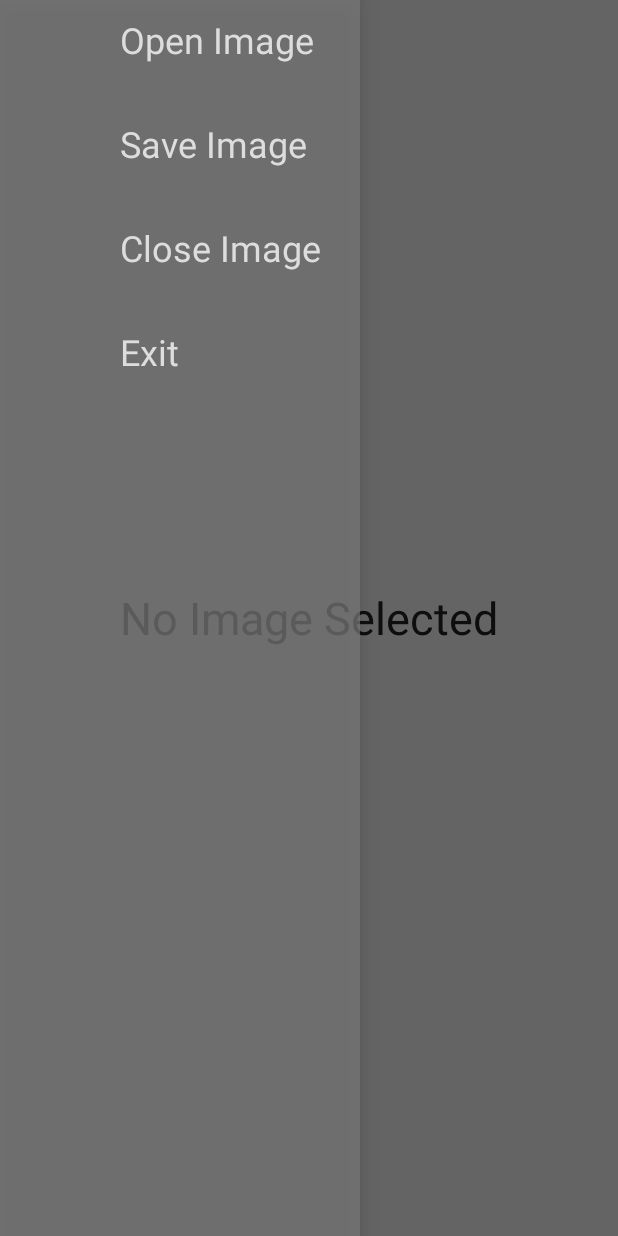
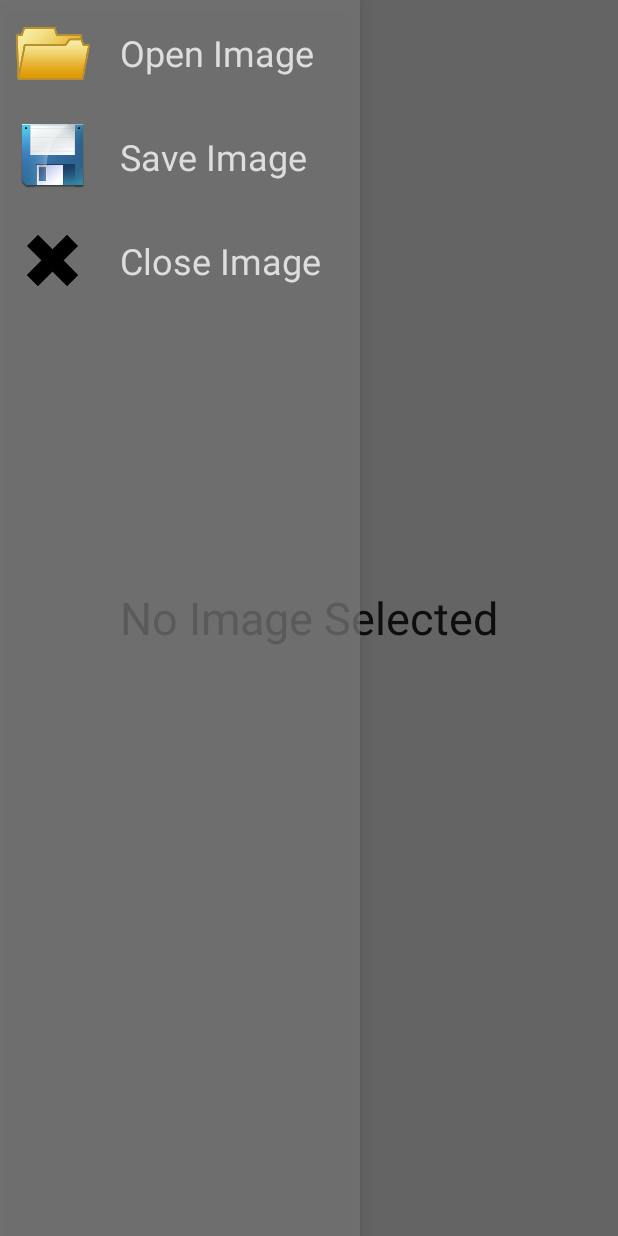
Before and after one commit to m-socha/ImageFiltersAndroid, an Android app: the screen it shows after launch (MediaEffectActivity), on a phone screen of 412 x 824 dp. Run offline under Robolectric (Android 15) with nearby library versions, the phone set to English and light mode, and no system bars.

Commit message:
Icons added

```diff
--- a/app/src/main/java/com/example/michael/imageblurrer/Activities/MediaEffectActivity.java
+++ b/app/src/main/java/com/example/michael/imageblurrer/Activities/MediaEffectActivity.java
@@ -107,10 +107,9 @@ public class MediaEffectActivity extends Activity implements View.OnTouchListene
 		this.navDrawerLayout = (DrawerLayout) findViewById(R.id.nav_drawer_layout);
 		final ListView navDrawerListView = (ListView) findViewById(R.id.nav_drawer_list);
 		final ArrayList<NavDrawerItem> navDrawerItems = new ArrayList<>(Arrays.asList(
-				new NavDrawerItem(R.string.open_image, 0),
-				new NavDrawerItem(R.string.save_image, 0),
-				new NavDrawerItem(R.string.close_image, 0),
-				new NavDrawerItem(R.string.exit_program, 0)
+				new NavDrawerItem(R.string.open_image, R.drawable.open_icon),
+				new NavDrawerItem(R.string.save_image, R.drawable.save_icon),
+				new NavDrawerItem(R.string.close_image, R.drawable.close_icon)
 		));
 		final NavDrawerListAdapter navDrawerListAdapter = new NavDrawerListAdapter(this, navDrawerItems);
 		navDrawerListView.setAdapter(navDrawerListAdapter);
@@ -123,6 +122,7 @@ public class MediaEffectActivity extends Activity implements View.OnTouchListene
 						final Intent intent = new Intent(Intent.ACTION_PICK, android.provider.MediaStore.Images.Media.EXTERNAL_CONTENT_URI);
 						startActivityForResult(intent, LOAD_IMAGE_RESULT);
 						break;
+
 					case R.string.save_image:
 						if(mainImageView.getDrawable() != null) {
 							final Bitmap displayedBitmap = ((BitmapDrawable) mainImageView.getDrawable()).getBitmap();
@@ -141,6 +141,7 @@ public class MediaEffectActivity extends Activity implements View.OnTouchListene
 									.show();
 						}
 						break;
+
 					case R.string.close_image:
 						if(!stateStack.empty()) {
 							stateStack.pop();
@@ -154,9 +155,6 @@ public class MediaEffectActivity extends Activity implements View.OnTouchListene
 								openNavDrawer();
 							}
 						}
-						break;
-					case R.string.exit_program:
-						exitProgramDialog();
 						break;
 				}
 			}
@@ -264,24 +262,6 @@ public class MediaEffectActivity extends Activity implements View.OnTouchListene
 		this.mainImageView.setImageBitmap(filteredBitmap);
 	}
 
-	private void exitProgramDialog() {
-		new AlertDialog.Builder(this)
-				.setTitle(R.string.exit_program)
-				.setMessage(R.string.exit_program_confirmation)
-				.setPositiveButton(R.string.exit_program, new DialogInterface.OnClickListener() {
-					public void onClick(DialogInterface dialog, int which) {
-						System.exit(0);
-					}
-				})
-				.setNegativeButton(R.string.cancel, new DialogInterface.OnClickListener() {
-					public void onClick(DialogInterface dialog, int which) {
-						dialog.dismiss();
-					}
-				})
-				.setIcon(android.R.drawable.ic_dialog_alert)
-				.show();
-	}
-
 	private void updateVisibility(boolean imageSelected) {
 		this.topBarlayout.setVisibility(imageSelected ? View.VISIBLE : View.INVISIBLE);
 		this.bottomBarLayout.setVisibility(imageSelected ? View.VISIBLE : View.INVISIBLE);
--- a/app/src/main/java/com/example/michael/imageblurrer/Adapters/NavDrawerListAdapter.java
+++ b/app/src/main/java/com/example/michael/imageblurrer/Adapters/NavDrawerListAdapter.java
@@ -28,7 +28,7 @@ public class NavDrawerListAdapter extends ArrayAdapter<NavDrawerItem> {
 		}
 		final ImageView navImage = (ImageView) navItemView.findViewById(R.id.nav_image);
 		final TextView navHeading = (TextView) navItemView.findViewById(R.id.nav_heading);
-//		navImage.setImageResource(ImageFilterApplication.getAppInstance().getAppContext().getDrawable(1));
+		navImage.setImageDrawable(ImageFilterApplication.getAppInstance().getAppContext().getResources().getDrawable(navDrawerItem.drawableId));
 		navHeading.setText(navDrawerItem.headingId);
 		return navItemView;
 	}
--- a/app/src/main/java/com/example/michael/imageblurrer/Models/NavDrawerItem.java
+++ b/app/src/main/java/com/example/michael/imageblurrer/Models/NavDrawerItem.java
@@ -3,11 +3,11 @@ package com.example.michael.imageblurrer.Models;
 public class NavDrawerItem {
 
 	public final int headingId;
-	public final int imageId;
+	public final int drawableId;
 
-	public NavDrawerItem(int headingId, int imageId) {
+	public NavDrawerItem(int headingId, int drawableId) {
 		this.headingId = headingId;
-		this.imageId = imageId;
+		this.drawableId = drawableId;
 	}
 
 }
--- a/app/src/main/res/values/styles.xml
+++ b/app/src/main/res/values/styles.xml
@@ -24,10 +24,11 @@
 
     <style name="nav_heading">
         <item name="android:layout_width">wrap_content</item>
-        <item name="android:layout_height">wrap_content</item>
+        <item name="android:layout_height">match_parent</item>
         <item name="android:textSize">24sp</item>
         <item name="android:textColor">@color/light_text</item>
         <item name="android:layout_margin">10dp</item>
+        <item name="android:gravity">center</item>
     </style>
     <!-- end region sidebar_layout -->
 
```
Also changed, not shown: app/src/main/res/drawable/close_icon.png (added), app/src/main/res/drawable/open_icon.png (added), app/src/main/res/drawable/save_icon.png (added), app/src/main/rotate_ccw-web.png (deleted), app/src/main/rotate_cw-web.png (deleted).
